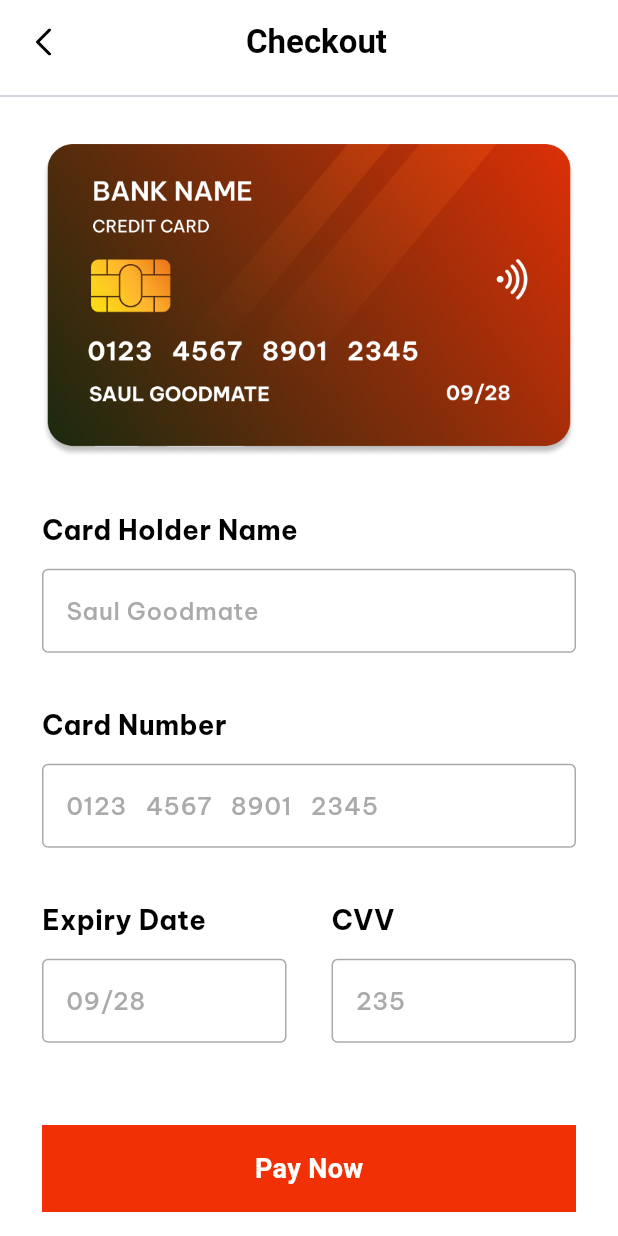
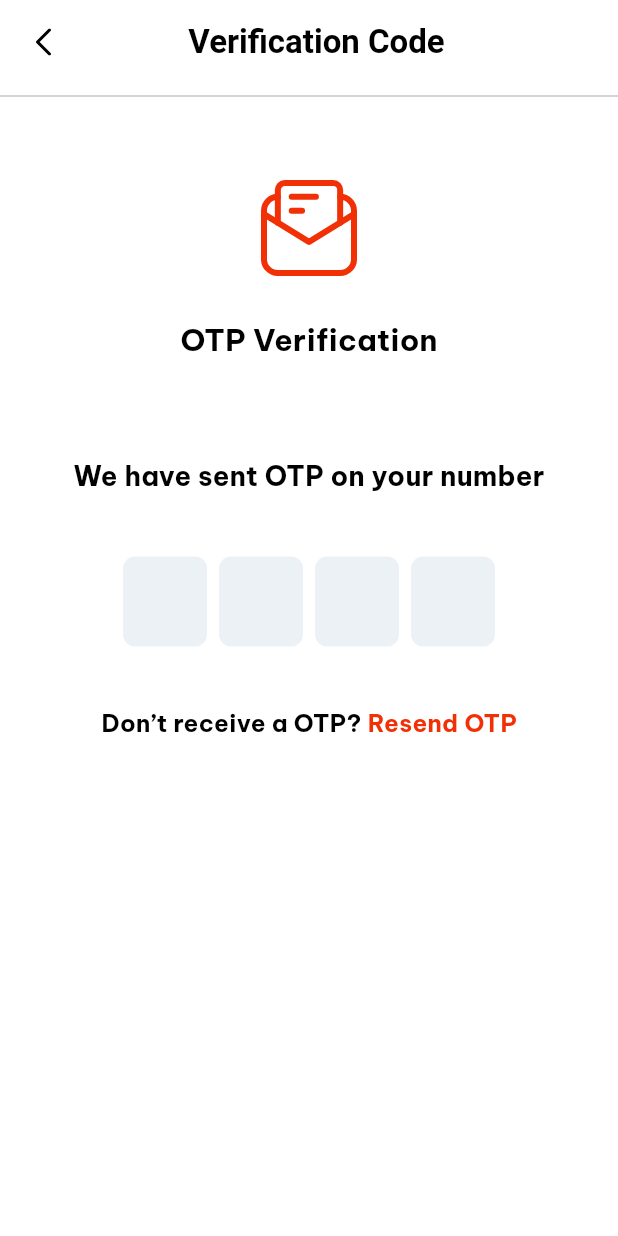
Before and after one commit to iskandarfazliddinov/market, a Flutter app: the CheckOutScreen screen opened by its route, after a tap on "Pay Now", on a phone screen of 412 x 824 dp. Run offline on Flutter 3.47's test engine with Material 3 defaults, Android fonts, the phone set to English and light mode, and no system bars; drawn by our look-alikes of pinput; our stand-ins replace auto_route, flutter_rating_bar, flutter_svg.

Commit message:
feat: add Verification Code screen and integrate with routing

```diff
--- a/lib/presentation/routes/route_path.dart
+++ b/lib/presentation/routes/route_path.dart
@@ -7,6 +7,7 @@ class RoutePath {
   static const String deliveryInfo = "/delivery_info";
   static const String paymentMethod = "/payment_method";
   static const String checkOut = "/check_out";
+  static const String verificationCode = "/verification_code";
 
 
   static const String home = "home";
--- a/lib/presentation/routes/router.dart
+++ b/lib/presentation/routes/router.dart
@@ -115,5 +115,12 @@ class AppRouter extends $AppRouter {
           page: CheckOutRoute.page,
           path: RoutePath.checkOut,
         ),
+        // ===============
+        //   Verification Code
+        // ===============
+        AutoRoute(
+          page: VerificationCodeRoute.page,
+          path: RoutePath.verificationCode,
+        ),
       ];
 }
--- a/lib/presentation/ui/resource/app_icons.dart
+++ b/lib/presentation/ui/resource/app_icons.dart
@@ -33,5 +33,6 @@ abstract class AppIcons{
   static const String wishlistSelected = '$_basePath/wishlist_selected.svg';
   static const String line = '$_basePath/line.svg';
   static const String card = '$_basePath/card.svg';
+  static const String otpIcon = '$_basePath/otp_icon.svg';
 
 }
--- a/lib/presentation/ui/screens/main/screens/check_out_screen.dart
+++ b/lib/presentation/ui/screens/main/screens/check_out_screen.dart
@@ -1,6 +1,7 @@
 import 'package:auto_route/auto_route.dart';
 import 'package:flutter/material.dart';
 import 'package:flutter_svg/flutter_svg.dart';
+import 'package:market/presentation/routes/router.gr.dart';
 import 'package:market/presentation/ui/resource/app_colors.dart';
 import 'package:market/presentation/ui/resource/app_icons.dart';
 import 'package:market/presentation/ui/resource/app_images.dart';
@@ -61,7 +62,7 @@ class _CheckOutScreenState extends State<CheckOutScreen> {
               padding: const EdgeInsets.symmetric(horizontal: 28,vertical: 16,),
               child: WBtn(
                 onTap: () {
-                  // context.router.pushAll([const PaymentMethodRoute()]);
+                  context.router.pushAll([const VerificationCodeRoute()]);
                 },
                 title: "Pay Now",
               ),
--- /dev/null
+++ b/lib/presentation/ui/screens/main/screens/verification_code_screen.dart
@@ -0,0 +1,120 @@
+import 'package:auto_route/auto_route.dart';
+import 'package:flutter/material.dart';
+import 'package:flutter_svg/flutter_svg.dart';
+import 'package:market/presentation/ui/resource/app_colors.dart';
+import 'package:market/presentation/ui/resource/app_icons.dart';
+import 'package:market/presentation/ui/resource/app_styles.dart';
+import 'package:pinput/pinput.dart';
+
+@RoutePage()
+class VerificationCodeScreen extends StatefulWidget {
+  const VerificationCodeScreen({super.key});
+
+  @override
+  State<VerificationCodeScreen> createState() => _VerificationCodeScreenState();
+}
+
+class _VerificationCodeScreenState extends State<VerificationCodeScreen> {
+  @override
+  Widget build(BuildContext context) {
+    return Scaffold(
+      backgroundColor: AppColors.white,
+      appBar: AppBar(
+        forceMaterialTransparency: true,
+        automaticallyImplyLeading: false,
+        backgroundColor: AppColors.white,
+        centerTitle: true,
+        title: Padding(
+          padding: const EdgeInsets.symmetric(horizontal: 8),
+          child: Row(
+            mainAxisAlignment: MainAxisAlignment.spaceBetween,
+            children: [
+              GestureDetector(
+                onTap: () {
+                  context.router.maybePop(context);
+                },
+                child: SvgPicture.asset(
+                  AppIcons.back,
+                ),
+              ),
+              const Text(
+                'Verification Code',
+                style: TextStyle(
+                    color: AppColors.black,
+                    fontSize: 22,
+                    fontWeight: FontWeight.bold),
+              ),
+              const SizedBox(),
+            ],
+          ),
+        ),
+      ),
+      body: SingleChildScrollView(
+        child: Column(
+          children: [
+            const Divider(),
+            Padding(
+              padding: const EdgeInsets.only(
+                top: 48,
+                bottom: 28,
+              ),
+              child: SvgPicture.asset(AppIcons.otpIcon),
+            ),
+            Text(
+              "OTP Verification",
+              style: AppStyles.getTextStyle(
+                fontSize: 20,
+                fontWeight: FontWeight.bold,
+              ),
+            ),
+            const SizedBox(height: 64),
+            Text(
+              "We have sent OTP on your number",
+              style: AppStyles.getTextStyle(
+                fontSize: 18,
+                fontWeight: FontWeight.bold,
+              ),
+            ),
+            const Padding(
+              padding: EdgeInsets.only(
+                top: 40,
+                bottom: 40,
+              ),
+              child: Pinput(
+                keyboardType: TextInputType.number,
+                length: 4,
+                autofocus: true,
+                closeKeyboardWhenCompleted: true,
+                obscureText: true,
+                obscuringWidget: Icon(Icons.ac_unit),
+              ),
+            ),
+            Text.rich(
+              TextSpan(
+                text: "Don’t receive a OTP? ",
+                style: AppStyles.getTextStyle(
+                  fontWeight: FontWeight.bold,
+                ),
+                children: [
+                  WidgetSpan(
+                    alignment: PlaceholderAlignment.middle,
+                    child: GestureDetector(
+                      onTap: () {},
+                      child: Text(
+                        "Resend OTP",
+                        style: AppStyles.getTextStyle(
+                          fontWeight: FontWeight.bold,
+                          color: AppColors.primary,
+                        ),
+                      ),
+                    ),
+                  )
+                ],
+              ),
+            ),
+          ],
+        ),
+      ),
+    );
+  }
+}
--- a/pubspec.yaml
+++ b/pubspec.yaml
@@ -17,6 +17,7 @@ dependencies:
   flutter_svg: ^2.1.0
   flutter_rating_bar: ^4.0.1
   auto_route: ^8.0.0
+  pinput: ^5.0.1
 
 
 dev_dependencies:
```
Also changed, not shown: assets/icons/otp_icon.svg (added), lib/presentation/routes/router.gr.dart, pubspec.lock.
